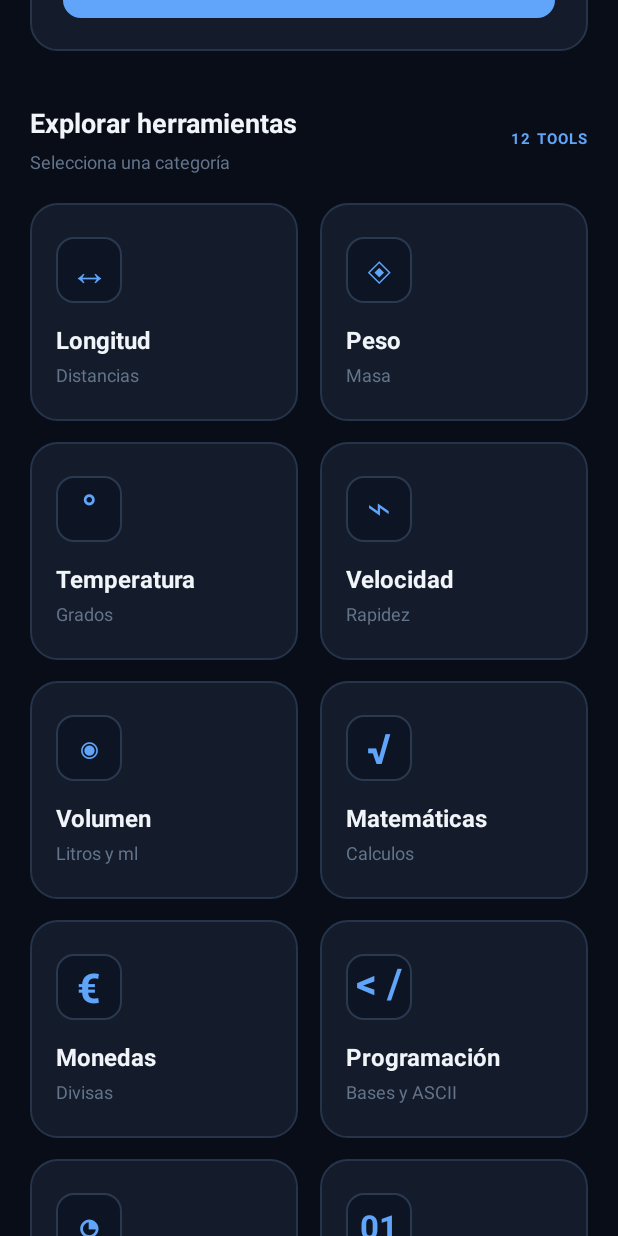
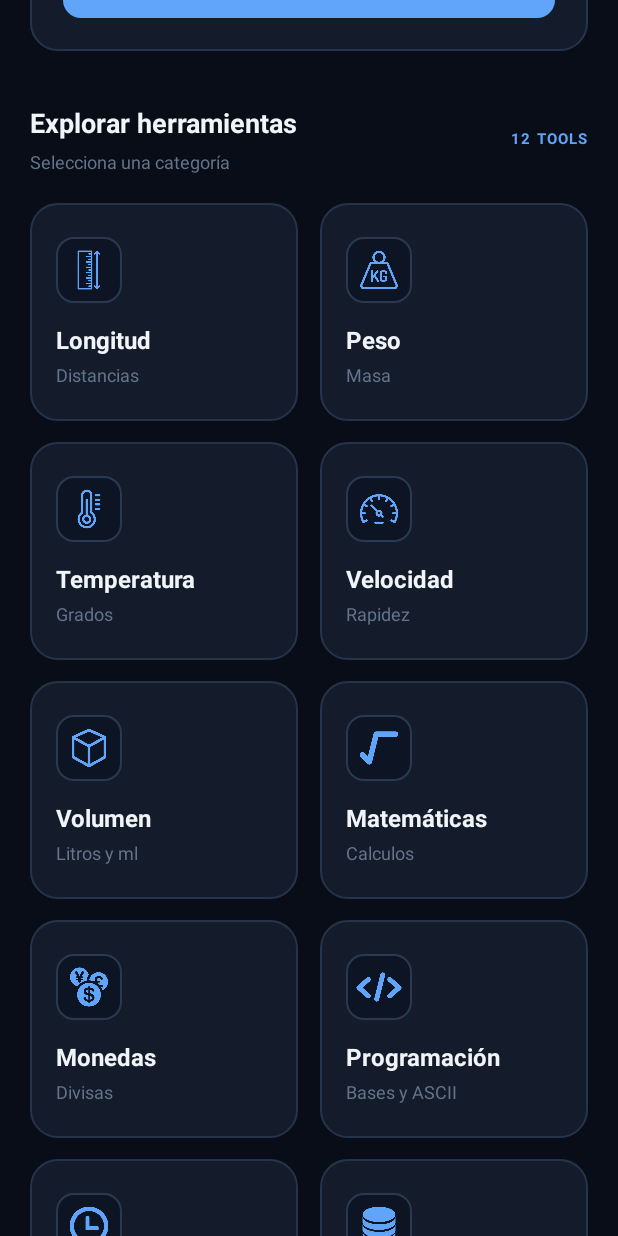
Before and after one commit to nachole344/Sprint-2-Conversor, an Android app: the screen it shows after launch (MainActivity), scrolled down 576 dp, on a phone screen of 412 x 824 dp. Run offline under Robolectric (Android 15) with nearby library versions, the phone set to English and light mode, and no system bars.

Commit message:
Conversor de energia + Cambios en el HUD

```diff
--- a/app/src/main/java/com/example/sprint2conversor/MainActivity.java
+++ b/app/src/main/java/com/example/sprint2conversor/MainActivity.java
@@ -83,7 +83,9 @@ public class MainActivity extends AppCompatActivity {
             new CategoryItem(R.id.catArea, Categories.AREA, "Área",
                     "m², hectáreas, acres, km²...", R.drawable.img_cat_area),
             new CategoryItem(R.id.catPressure, Categories.PRESSURE, "Presión",
-                    "Pascales, bar, atmósferas, psi...", R.drawable.img_cat_pressure)
+                    "Pascales, bar, atmósferas, psi...", R.drawable.img_cat_pressure),
+            new CategoryItem(R.id.catEnergy, Categories.ENERGY, "Energía",
+                    "Joules, kilovatios, kilocalorías, kcal...", R.drawable.img_cat_energy)
     };
 
     // referencias a las vistas del layout (se enlazan en oncreate)
--- a/app/src/main/java/com/example/sprint2conversor/logic/energyUnits.java
+++ b/app/src/main/java/com/example/sprint2conversor/logic/energyUnits.java
@@ -2,7 +2,7 @@ package com.example.sprint2conversor.logic;
 
 public enum energyUnits {
     JULIO("J", 1, true),
-    KILOVATIO_HORA("kV/h", 3600000, true),
+    KILOVATIO_HORA("kWh", 3600000, true),
     CALORIA("cal", 4.184, true),
     KILOCALORIA("kcal", 4184, true),
     ELECTRONVOLTIO("eV", 1.602 * Math.pow(10, -19), true),
--- a/app/src/main/res/layout/activity_main.xml
+++ b/app/src/main/res/layout/activity_main.xml
@@ -250,13 +250,12 @@
                 android:orientation="vertical"
                 android:padding="17dp">
 
-                <TextView
+                <ImageView
                     android:layout_width="44dp"
                     android:layout_height="44dp"
                     android:background="@drawable/bg_input"
                     android:gravity="center"
-                    android:text="↔"
-                    android:textColor="#60A5FA"
+                    android:src="@drawable/ic_length"
                     android:textSize="26sp"/>
 
                 <TextView
@@ -295,13 +294,12 @@
                 android:orientation="vertical"
                 android:padding="17dp">
 
-                <TextView
+                <ImageView
                     android:layout_width="44dp"
                     android:layout_height="44dp"
                     android:background="@drawable/bg_input"
                     android:gravity="center"
-                    android:text="◈"
-                    android:textColor="#60A5FA"
+                    android:src="@drawable/ic_weight"
                     android:textSize="25sp"/>
 
                 <TextView
@@ -340,13 +338,12 @@
                 android:orientation="vertical"
                 android:padding="17dp">
 
-                <TextView
+                <ImageView
                     android:layout_width="44dp"
                     android:layout_height="44dp"
                     android:background="@drawable/bg_input"
                     android:gravity="center"
-                    android:text="°"
-                    android:textColor="#60A5FA"
+                    android:src="@drawable/ic_temperature"
                     android:textSize="29sp"/>
 
                 <TextView
@@ -385,13 +382,12 @@
                 android:orientation="vertical"
                 android:padding="17dp">
 
-                <TextView
+                <ImageView
                     android:layout_width="44dp"
                     android:layout_height="44dp"
                     android:background="@drawable/bg_input"
                     android:gravity="center"
-                    android:text="⌁"
-                    android:textColor="#60A5FA"
+                    android:src="@drawable/ic_speed"
                     android:textSize="27sp"/>
 
                 <TextView
@@ -430,12 +426,11 @@
                 android:orientation="vertical"
                 android:padding="17dp">
 
-                <TextView
+                <ImageView
                     android:layout_width="44dp"
                     android:layout_height="44dp"
                     android:background="@drawable/bg_input"
-                    android:gravity="center"
-                    android:text="◉"
+                    android:src="@drawable/ic_volume"
                     android:textColor="#60A5FA"
                     android:textSize="25sp"/>
 
@@ -475,13 +470,12 @@
                 android:orientation="vertical"
                 android:padding="17dp">
 
-                <TextView
+                <ImageView
                     android:layout_width="44dp"
                     android:layout_height="44dp"
                     android:background="@drawable/bg_input"
                     android:gravity="center"
-                    android:text="√"
-                    android:textColor="#60A5FA"
+                    android:src="@drawable/ic_math"
                     android:textSize="28sp"
                     android:textStyle="bold"/>
 
@@ -521,13 +515,12 @@
                 android:orientation="vertical"
                 android:padding="17dp">
 
-                <TextView
+                <ImageView
                     android:layout_width="44dp"
                     android:layout_height="44dp"
                     android:background="@drawable/bg_input"
                     android:gravity="center"
-                    android:text="€"
-                    android:textColor="#60A5FA"
+                    android:src="@drawable/ic_currency"
                     android:textSize="27sp"
                     android:textStyle="bold"/>
 
@@ -566,13 +559,12 @@
                 android:orientation="vertical"
                 android:padding="17dp">
 
-                <TextView
+                <ImageView
                     android:layout_width="44dp"
                     android:layout_height="44dp"
                     android:background="@drawable/bg_input"
                     android:gravity="center"
-                    android:text="&lt; / &gt;"
-                    android:textColor="#60A5FA"
+                    android:src="@drawable/ic_programmer"
                     android:textSize="27sp"
                     android:textStyle="bold"/>
 
@@ -611,13 +603,12 @@
                 android:orientation="vertical"
                 android:padding="17dp">
 
-                <TextView
+                <ImageView
                     android:layout_width="44dp"
                     android:layout_height="44dp"
                     android:background="@drawable/bg_input"
                     android:gravity="center"
-                    android:text="◔"
-                    android:textColor="#60A5FA"
+                    android:src="@drawable/ic_time"
                     android:textSize="26sp"
                     android:textStyle="bold"/>
 
@@ -656,13 +647,12 @@
                 android:orientation="vertical"
                 android:padding="17dp">
 
-                <TextView
+                <ImageView
                     android:layout_width="44dp"
                     android:layout_height="44dp"
                     android:background="@drawable/bg_input"
                     android:gravity="center"
-                    android:text="01"
-                    android:textColor="#60A5FA"
+                    android:src="@drawable/ic_digital"
                     android:textSize="22sp"
                     android:textStyle="bold"/>
 
@@ -701,13 +691,12 @@
                 android:orientation="vertical"
                 android:padding="17dp">
 
-                <TextView
+                <ImageView
                     android:layout_width="44dp"
                     android:layout_height="44dp"
                     android:background="@drawable/bg_input"
                     android:gravity="center"
-                    android:text="▦"
-                    android:textColor="#60A5FA"
+                    android:src="@drawable/ic_area"
                     android:textSize="24sp"
                     android:textStyle="bold"/>
 
@@ -746,13 +735,12 @@
                 android:orientation="vertical"
                 android:padding="17dp">
 
-                <TextView
+                <ImageView
                     android:layout_width="44dp"
                     android:layout_height="44dp"
                     android:background="@drawable/bg_input"
                     android:gravity="center"
-                    android:text="⊙"
-                    android:textColor="#60A5FA"
+                    android:src="@drawable/ic_pressure"
                     android:textSize="26sp"
                     android:textStyle="bold"/>
 
@@ -770,6 +758,50 @@
                     android:layout_height="wrap_content"
                     android:layout_marginTop="4dp"
                     android:text="Bar y pascales"
+                    android:textColor="#64748B"
+                    android:textSize="12sp"/>
+
+            </LinearLayout>
+
+            <!-- ENERGÍA -->
+
+            <LinearLayout
+                android:id="@+id/catEnergy"
+                android:layout_width="0dp"
+                android:layout_height="145dp"
+                android:layout_columnWeight="1"
+                android:layout_marginEnd="7dp"
+                android:layout_marginBottom="14dp"
+                android:background="@drawable/bg_card"
+                android:clickable="true"
+                android:focusable="true"
+                android:gravity="center_vertical"
+                android:orientation="vertical"
+                android:padding="17dp">
+
+                <ImageView
+                    android:layout_width="44dp"
+                    android:layout_height="44dp"
+                    android:background="@drawable/bg_input"
+                    android:gravity="center"
+                    android:src="@drawable/ic_energy"
+                    android:textSize="24sp"
+                    android:textStyle="bold"/>
+
+                <TextView
+                    android:layout_width="wrap_content"
+                    android:layout_height="wrap_content"
+                    android:layout_marginTop="13dp"
+                    android:text="Energia"
+                    android:textColor="#F1F5F9"
+                    android:textSize="16sp"
+                    android:textStyle="bold"/>
+
+                <TextView
+                    android:layout_width="wrap_content"
+                    android:layout_height="wrap_content"
+                    android:layout_marginTop="4dp"
+                    android:text="Julios, calorias..."
                     android:textColor="#64748B"
                     android:textSize="12sp"/>
 
```
Also changed, not shown: app/src/main/java/com/example/sprint2conversor/ConverterActivity.java (+22 -8 lines), app/src/main/java/com/example/sprint2conversor/logic/Categories.java (+13 -0 lines), app/src/main/java/com/example/sprint2conversor/logic/Conversor.java (+57 -0 lines), app/src/main/res/drawable-nodpi/img_cat_energy.png (added), app/src/main/res/drawable/ic_area.png (added), app/src/main/res/drawable/ic_currency.png (added), app/src/main/res/drawable/ic_digital.png (added), app/src/main/res/drawable/ic_energy.png (added), app/src/main/res/drawable/ic_length.png (added), app/src/main/res/drawable/ic_math.png (added), app/src/main/res/drawable/ic_pressure.png (added), app/src/main/res/drawable/ic_programmer.png (added), app/src/main/res/drawable/ic_speed.png (added), app/src/main/res/drawable/ic_temperature.png (added), 3 more files.
